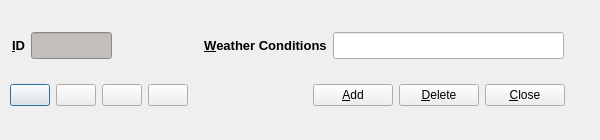
The window that code/pyqt/gui/weather_setup.ui (soccermetrics/marcotti-desktop) describes before a commit, drawn with Qt 5.
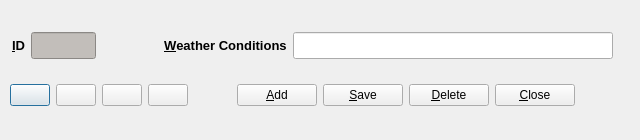
The same window after the commit. Icons and pictures are not drawn.

Commit message: Added Save button to UIs, rebuilt autocoded Python files (#13)

```diff
--- a/code/pyqt/gui/weather_setup.ui
+++ b/code/pyqt/gui/weather_setup.ui
@@ -6,7 +6,7 @@
    <rect>
     <x>0</x>
     <y>0</y>
-    <width>600</width>
+    <width>640</width>
     <height>140</height>
    </rect>
   </property>
@@ -30,7 +30,7 @@
     <rect>
      <x>12</x>
      <y>20</y>
-     <width>552</width>
+     <width>601</width>
      <height>51</height>
     </rect>
    </property>
@@ -96,13 +96,13 @@
      <widget class="QLineEdit" name="wxcondEdit">
       <property name="minimumSize">
        <size>
-        <width>231</width>
+        <width>320</width>
         <height>27</height>
        </size>
       </property>
       <property name="maximumSize">
        <size>
-        <width>231</width>
+        <width>320</width>
         <height>27</height>
        </size>
       </property>
@@ -118,7 +118,7 @@
     <rect>
      <x>10</x>
      <y>70</y>
-     <width>261</width>
+     <width>191</width>
      <height>51</height>
     </rect>
    </property>
@@ -194,12 +194,12 @@
     </item>
    </layout>
   </widget>
-  <widget class="QWidget" name="layoutWidget">
+  <widget class="QWidget" name="layoutWidget_2">
    <property name="geometry">
     <rect>
-     <x>290</x>
+     <x>200</x>
      <y>70</y>
-     <width>275</width>
+     <width>411</width>
      <height>51</height>
     </rect>
    </property>
@@ -231,6 +231,20 @@
       </property>
      </widget>
     </item>
+    <item>
+     <widget class="QPushButton" name="saveEntry">
+      <property name="toolTip">
+       <string>Delete Entry</string>
+      </property>
+      <property name="text">
+       <string>&amp;Save</string>
+      </property>
+      <property name="icon">
+       <iconset resource="fmrd_resources.qrc">
+        <normaloff>:/images/save.png</normaloff>:/images/save.png</iconset>
+      </property>
+     </widget>
+    </item>
     <item>
      <widget class="QPushButton" name="deleteEntry">
       <property name="toolTip">
@@ -259,6 +273,19 @@
       </property>
      </widget>
     </item>
+    <item>
+     <spacer name="horizontalSpacer_4">
+      <property name="orientation">
+       <enum>Qt::Horizontal</enum>
+      </property>
+      <property name="sizeHint" stdset="0">
+       <size>
+        <width>13</width>
+        <height>20</height>
+       </size>
+      </property>
+     </spacer>
+    </item>
    </layout>
   </widget>
  </widget>
```
The commit also changes 52 other files.
